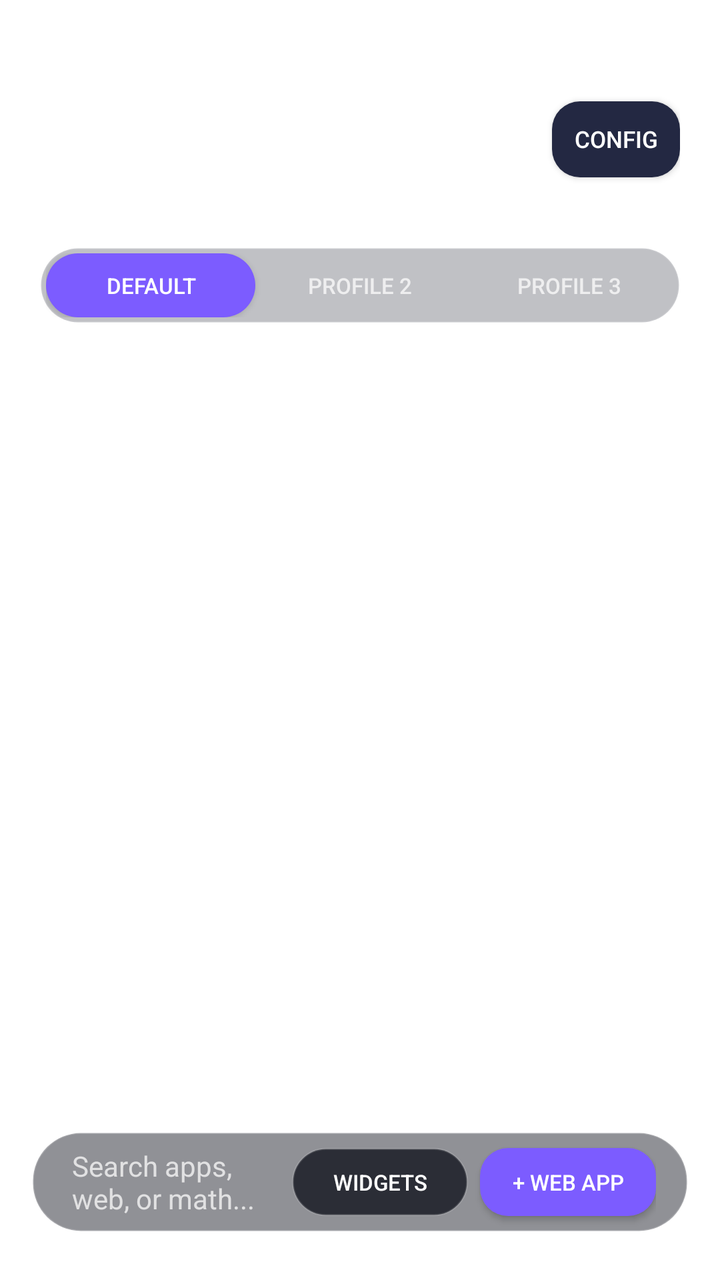
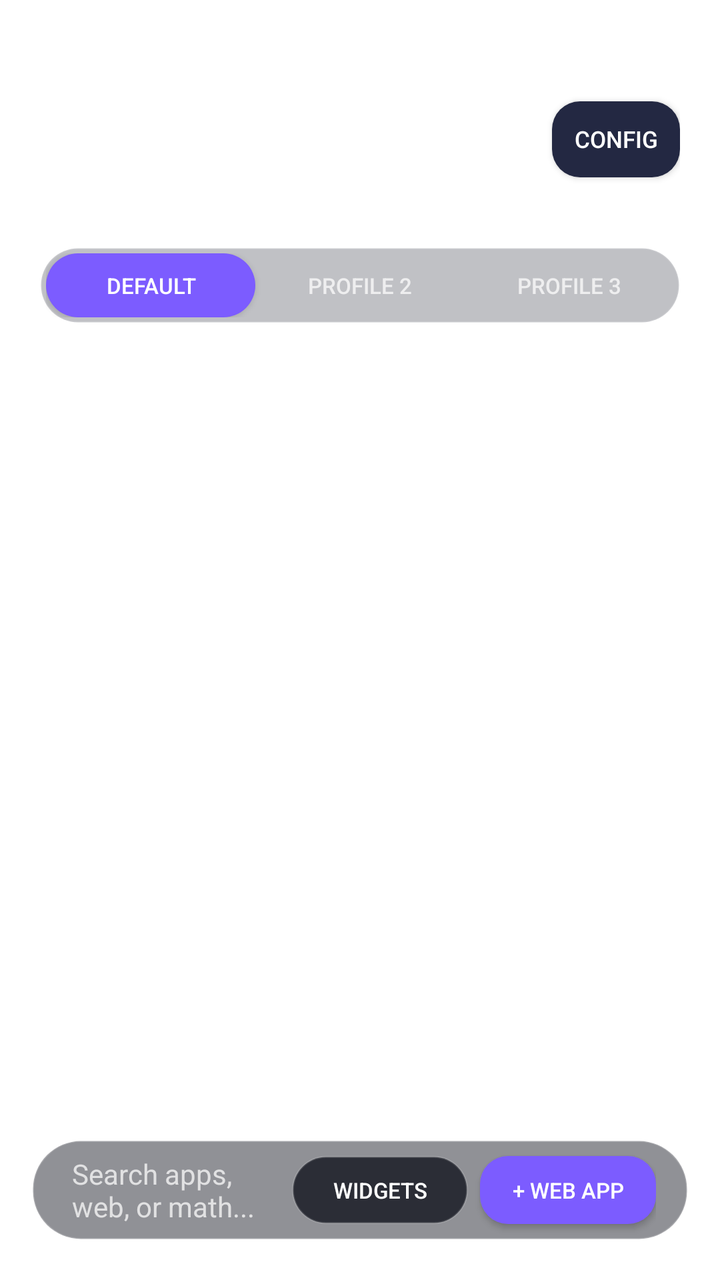

Screens rendered from an Android XML layout before and after an edit, with the pre-edit source and the edit as a unified diff.
<!-- AndroidManifest.xml: activity theme android:Theme.Material.Wallpaper.NoTitleBar -->
<!-- res/layout/activity_home.xml -->
<?xml version="1.0" encoding="utf-8"?>
<RelativeLayout xmlns:android="http://schemas.android.com/apk/res/android"
    android:id="@+id/home_root"
    android:layout_width="match_parent"
    android:layout_height="match_parent"
    android:fitsSystemWindows="true">

    
    <LinearLayout
        android:id="@+id/drag_action_bar"
        android:layout_width="match_parent"
        android:layout_height="52dp"
        android:layout_alignParentTop="true"
        android:orientation="horizontal"
        android:gravity="center"
        android:paddingStart="24dp"
        android:paddingEnd="24dp"
        android:background="#E610121C"
        android:elevation="12dp"
        android:visibility="gone">

        <TextView
            android:id="@+id/drag_action_remove"
            android:layout_width="wrap_content"
            android:layout_height="38dp"
            android:background="@drawable/dock_card"
            android:gravity="center"
            android:paddingStart="18dp"
            android:paddingEnd="18dp"
            android:text="🗑️ Drop to Remove"
            android:textColor="#FF5A5A"
            android:textSize="13sp"
            android:fontFamily="sans-serif-medium"
            android:layout_marginEnd="16dp" />

        <TextView
            android:id="@+id/drag_action_options"
            android:layout_width="wrap_content"
            android:layout_height="38dp"
            android:background="@drawable/dock_card"
            android:gravity="center"
            android:paddingStart="18dp"
            android:paddingEnd="18dp"
            android:text="⚙️ Drop for Options"
            android:textColor="#FFFFFF"
            android:textSize="13sp"
            android:fontFamily="sans-serif-medium" />
    </LinearLayout>

    
    <LinearLayout
        android:id="@+id/header_container"
        android:layout_width="match_parent"
        android:layout_height="wrap_content"
        android:orientation="vertical"
        android:paddingStart="20dp"
        android:paddingEnd="20dp"
        android:paddingTop="28dp"
        android:paddingBottom="12dp">

        <RelativeLayout
            android:layout_width="match_parent"
            android:layout_height="wrap_content">

            <LinearLayout
                android:layout_width="wrap_content"
                android:layout_height="wrap_content"
                android:orientation="vertical"
                android:layout_alignParentStart="true">

                <TextView
                    android:id="@+id/home_clock"
                    android:layout_width="wrap_content"
                    android:layout_height="wrap_content"
                    android:textColor="#FFFFFF"
                    android:textSize="44sp"
                    android:fontFamily="sans-serif-medium"
                    android:shadowColor="#AA000000"
                    android:shadowDx="2"
                    android:shadowDy="2"
                    android:shadowRadius="4" />

                <TextView
                    android:id="@+id/home_date_battery"
                    android:layout_width="wrap_content"
                    android:layout_height="wrap_content"
                    android:textColor="#DDEEFA"
                    android:textSize="14sp"
                    android:shadowColor="#AA000000"
                    android:shadowDx="1"
                    android:shadowDy="1"
                    android:shadowRadius="3" />

                
                <LinearLayout
                    android:id="@+id/home_glance_bar"
                    android:layout_width="wrap_content"
                    android:layout_height="wrap_content"
                    android:orientation="horizontal"
                    android:paddingTop="6dp">

                    <TextView
                        android:id="@+id/glance_alarm"
                        android:layout_width="wrap_content"
                        android:layout_height="26dp"
                        android:background="@drawable/dock_card"
                        android:gravity="center_vertical"
                        android:paddingStart="8dp"
                        android:paddingEnd="8dp"
                        android:textColor="#FFFFFF"
                        android:textSize="11sp"
                        android:layout_marginEnd="6dp"
                        android:visibility="gone" />

                    <TextView
                        android:id="@+id/glance_event"
                        android:layout_width="wrap_content"
                        android:layout_height="26dp"
                        android:background="@drawable/dock_card"
                        android:gravity="center_vertical"
                        android:paddingStart="8dp"
                        android:paddingEnd="8dp"
                        android:textColor="#FFFFFF"
                        android:textSize="11sp"
                        android:layout_marginEnd="6dp"
                        android:visibility="gone" />

                    <TextView
                        android:id="@+id/glance_battery"
                        android:layout_width="wrap_content"
                        android:layout_height="26dp"
                        android:background="@drawable/dock_card"
                        android:gravity="center_vertical"
                        android:paddingStart="8dp"
                        android:paddingEnd="8dp"
                        android:textColor="#FFFFFF"
                        android:textSize="11sp"
                        android:visibility="gone" />
                </LinearLayout>
            </LinearLayout>

            
            <Button
                android:id="@+id/btn_home_settings"
                android:layout_width="64dp"
                android:layout_height="38dp"
                android:layout_alignParentEnd="true"
                android:layout_centerVertical="true"
                android:background="@drawable/btn_ghost"
                android:text="Config"
                android:textSize="11.5sp"
                android:textColor="#FFFFFF" />
        </RelativeLayout>

        
        <LinearLayout
            android:id="@+id/home_tabs_container"
            android:layout_width="match_parent"
            android:layout_height="38dp"
            android:layout_marginTop="12dp"
            android:background="@drawable/tab_segment_container"
            android:orientation="horizontal">

            <Button
                android:id="@+id/home_tab_p0"
                android:layout_width="0dp"
                android:layout_height="match_parent"
                android:layout_weight="1"
                android:background="@drawable/tab_active_pill"
                android:text="Default"
                android:textSize="11sp"
                android:fontFamily="sans-serif-medium"
                android:textColor="#FFFFFF" />

            <Button
                android:id="@+id/home_tab_p1"
                android:layout_width="0dp"
                android:layout_height="match_parent"
                android:layout_weight="1"
                android:background="@android:color/transparent"
                android:text="Profile 2"
                android:textSize="11sp"
                android:fontFamily="sans-serif-medium"
                android:textColor="#BBFFFFFF" />

            <Button
                android:id="@+id/home_tab_p2"
                android:layout_width="0dp"
                android:layout_height="match_parent"
                android:layout_weight="1"
                android:background="@android:color/transparent"
                android:text="Profile 3"
                android:textSize="11sp"
                android:fontFamily="sans-serif-medium"
                android:textColor="#BBFFFFFF" />
        </LinearLayout>

        
        <LinearLayout
            android:id="@+id/home_now_playing_bar"
            android:layout_width="match_parent"
            android:layout_height="wrap_content"
            android:minHeight="62dp"
            android:layout_marginTop="10dp"
            android:background="@drawable/dock_card"
            android:orientation="horizontal"
            android:gravity="center_vertical"
            android:paddingStart="12dp"
            android:paddingEnd="10dp"
            android:paddingTop="8dp"
            android:paddingBottom="8dp"
            android:clickable="true"
            android:focusable="true"
            android:visibility="gone">

            
            <ImageView
                android:id="@+id/now_playing_art"
                android:layout_width="42dp"
                android:layout_height="42dp"
                android:layout_marginEnd="12dp"
                android:scaleType="centerCrop"
                android:src="@drawable/ic_launcher"
                android:contentDescription="Now Playing Artwork" />

            <LinearLayout
                android:id="@+id/now_playing_info_container"
                android:layout_width="0dp"
                android:layout_height="wrap_content"
                android:layout_weight="1"
                android:orientation="vertical"
                android:gravity="center_vertical"
                android:clickable="true"
                android:focusable="true">

                <TextView
                    android:id="@+id/now_playing_title"
                    android:layout_width="match_parent"
                    android:layout_height="wrap_content"
                    android:textColor="#FFFFFF"
                    android:textSize="13sp"
                    android:fontFamily="sans-serif-medium"
                    android:singleLine="true"
                    android:ellipsize="end"
                    android:text="Now Playing" />

                <TextView
                    android:id="@+id/now_playing_artist"
                    android:layout_width="match_parent"
                    android:layout_height="wrap_content"
                    android:layout_marginTop="2dp"
                    android:textColor="#CCFFFFFF"
                    android:textSize="11sp"
                    android:singleLine="true"
                    android:ellipsize="end"
                    android:text="Tap to open player ↗" />
            </LinearLayout>

            <TextView
                android:id="@+id/btn_media_prev"
                android:layout_width="34dp"
                android:layout_height="36dp"
                android:gravity="center"
                android:text="⏮"
                android:textColor="#FFFFFF"
                android:textSize="13sp"
                android:clickable="true"
                android:focusable="true" />

            <TextView
                android:id="@+id/btn_media_toggle"
                android:layout_width="38dp"
                android:layout_height="36dp"
                android:gravity="center"
                android:text="⏸"
                android:textColor="#FF4B4B"
                android:textSize="15sp"
                android:clickable="true"
                android:focusable="true" />

            <TextView
                android:id="@+id/btn_media_next"
                android:layout_width="34dp"
                android:layout_height="36dp"
                android:gravity="center"
                android:text="⏭"
                android:textColor="#FFFFFF"
                android:textSize="13sp"
                android:clickable="true"
                android:focusable="true" />

            <TextView
                android:id="@+id/btn_media_open"
                android:layout_width="wrap_content"
                android:layout_height="28dp"
                android:layout_marginStart="4dp"
                android:paddingStart="8dp"
                android:paddingEnd="8dp"
                android:gravity="center"
                android:background="@drawable/btn_ghost"
                android:text="OPEN ↗"
                android:textColor="#FFFFFF"
                android:textSize="10sp"
                android:fontFamily="sans-serif-medium"
                android:clickable="true"
                android:focusable="true" />
        </LinearLayout>
    </LinearLayout>

    
    <LinearLayout
        android:id="@+id/btn_toggle_apps_pill"
        android:layout_width="wrap_content"
        android:layout_height="44dp"
        android:layout_above="@id/bottom_bar"
        android:layout_centerHorizontal="true"
        android:layout_marginBottom="12dp"
        android:background="@drawable/tab_segment_container"
        android:orientation="horizontal"
        android:gravity="center"
        android:paddingStart="24dp"
        android:paddingEnd="24dp"
        android:clickable="true"
        android:focusable="true"
        android:elevation="6dp"
        android:visibility="gone">

        <TextView
            android:id="@+id/text_toggle_apps_pill"
            android:layout_width="wrap_content"
            android:layout_height="wrap_content"
            android:text="Apps"
            android:textColor="#FFFFFF"
            android:textSize="14sp"
            android:fontFamily="sans-serif-medium"
            android:shadowColor="#AA000000"
            android:shadowDx="1"
            android:shadowDy="1"
            android:shadowRadius="3" />
    </LinearLayout>

    
    <LinearLayout
        android:id="@+id/bottom_bar"
        android:layout_width="match_parent"
        android:layout_height="wrap_content"
        android:layout_alignParentBottom="true"
        android:orientation="vertical"
        android:paddingStart="16dp"
        android:paddingEnd="16dp"
        android:paddingBottom="24dp">

        
        <LinearLayout
            android:id="@+id/home_search_bar"
            android:layout_width="match_parent"
            android:layout_height="50dp"
            android:orientation="horizontal"
            android:gravity="center_vertical"
            android:background="@drawable/search_bar"
            android:paddingStart="16dp"
            android:paddingEnd="16dp"
            android:clickable="true"
            android:focusable="true">

            <TextView
                android:id="@+id/home_search_hint"
                android:layout_width="0dp"
                android:layout_height="wrap_content"
                android:layout_weight="1"
                android:paddingStart="4dp"
                android:text="Search apps, web, or math..."
                android:textColor="#BBFFFFFF"
                android:textSize="14sp" />

            <Button
                android:id="@+id/btn_quick_add_widget"
                android:layout_width="wrap_content"
                android:layout_height="34dp"
                android:background="@drawable/dock_card"
                android:text="Widgets"
                android:textColor="#FFFFFF"
                android:textSize="11sp"
                android:paddingStart="10dp"
                android:paddingEnd="10dp"
                android:layout_marginEnd="6dp" />

            <Button
                android:id="@+id/btn_quick_add_web"
                android:layout_width="wrap_content"
                android:layout_height="34dp"
                android:background="@drawable/btn_accent"
                android:text="+ Web App"
                android:textColor="#FFFFFF"
                android:textSize="11sp"
                android:paddingStart="10dp"
                android:paddingEnd="10dp" />
        </LinearLayout>
    </LinearLayout>

    
    <LinearLayout
        android:id="@+id/home_widgets_container"
        android:layout_width="match_parent"
        android:layout_height="wrap_content"
        android:layout_below="@id/header_container"
        android:orientation="vertical"
        android:paddingStart="12dp"
        android:paddingEnd="12dp"
        android:paddingBottom="6dp" />

    
    <GridView
        android:id="@+id/home_grid"
        android:layout_width="match_parent"
        android:layout_height="match_parent"
        android:layout_below="@id/home_widgets_container"
        android:layout_above="@id/bottom_bar"
        android:numColumns="4"
        android:verticalSpacing="12dp"
        android:horizontalSpacing="4dp"
        android:paddingStart="8dp"
        android:paddingEnd="8dp"
        android:paddingTop="8dp"
        android:paddingBottom="8dp"
        android:clipToPadding="false"
        android:listSelector="@android:color/transparent"
        android:overScrollMode="never"
        android:scrollbars="none"
        android:fadingEdge="none"
        android:gravity="center" />

    
    <TextView
        android:id="@+id/home_empty_hint"
        android:layout_width="wrap_content"
        android:layout_height="wrap_content"
        android:layout_centerInParent="true"
        android:gravity="center"
        android:text="No shortcuts in this profile yet.\nTap '+ Web App' below or Config to add apps."
        android:textColor="#CCFFFFFF"
        android:textSize="14sp"
        android:padding="20dp"
        android:background="@drawable/dock_card"
        android:visibility="gone" />

</RelativeLayout>
<!-- resources referenced by this layout -->
<resources>
  <!-- drawable btn_accent (drawable) -->
  <?xml version="1.0" encoding="utf-8"?>
  <shape xmlns:android="http://schemas.android.com/apk/res/android"
      android:shape="rectangle">
      <corners android:radius="14dp" />
      <solid android:color="#FF7C5CFF" />
  </shape>
  <!-- drawable btn_ghost (drawable) -->
  <?xml version="1.0" encoding="utf-8"?>
  <shape xmlns:android="http://schemas.android.com/apk/res/android"
      android:shape="rectangle">
      <corners android:radius="14dp" />
      <solid android:color="#FF232842" />
  </shape>
  <!-- drawable dock_card (drawable) -->
  <?xml version="1.0" encoding="utf-8"?>
  <shape xmlns:android="http://schemas.android.com/apk/res/android"
      android:shape="rectangle">
      <corners android:radius="28dp" />
      <solid android:color="#CC12141F" />
      <stroke android:width="1dp" android:color="#22FFFFFF" />
  </shape>
  <!-- drawable ic_launcher (drawable) -->
  <?xml version="1.0" encoding="utf-8"?>
  <vector xmlns:android="http://schemas.android.com/apk/res/android"
      android:width="108dp" android:height="108dp"
      android:viewportWidth="108" android:viewportHeight="108">
      <path
          android:fillColor="#1A1B2E"
          android:pathData="M0,0h108v108h-108z" />
      <path
          android:fillColor="#7C5CFF"
          android:pathData="M24,24h60a12,12 0 0 1 12,12v48a12,12 0 0 1 -12,12h-60a12,12 0 0 1 -12,-12v-48a12,12 0 0 1 12,-12z" />
      <path
          android:fillColor="#FFFFFF"
          android:pathData="M54,32l22,22h-13v22h-18v-22h-13z" />
  </vector>
  <!-- drawable search_bar (drawable) -->
  <?xml version="1.0" encoding="utf-8"?>
  <shape xmlns:android="http://schemas.android.com/apk/res/android"
      android:shape="rectangle">
      <corners android:radius="24dp" />
      <solid android:color="#7712141F" />
      <stroke android:width="1dp" android:color="#33FFFFFF" />
  </shape>
  <!-- drawable tab_active_pill (drawable) -->
  <?xml version="1.0" encoding="utf-8"?>
  <shape xmlns:android="http://schemas.android.com/apk/res/android"
      android:shape="rectangle">
      <corners android:radius="17dp" />
      <solid android:color="#FF7C5CFF" />
  </shape>
  <!-- drawable tab_segment_container (drawable) -->
  <?xml version="1.0" encoding="utf-8"?>
  <shape xmlns:android="http://schemas.android.com/apk/res/android"
      android:shape="rectangle">
      <corners android:radius="20dp" />
      <solid android:color="#44131726" />
      <stroke android:width="1dp" android:color="#25FFFFFF" />
      <padding
          android:left="3dp"
          android:top="3dp"
          android:right="3dp"
          android:bottom="3dp" />
  </shape>
</resources>

<!-- the commit's change to res/layout/activity_home.xml (unified diff, before → after) -->
@@ -348,7 +348,21 @@
         android:orientation="vertical"
         android:paddingStart="16dp"
         android:paddingEnd="16dp"
-        android:paddingBottom="24dp">
+        android:paddingBottom="20dp"
+        android:clipChildren="false"
+        android:clipToPadding="false">
+
+        
+        <LinearLayout
+            android:id="@+id/home_dock_shelf"
+            android:layout_width="match_parent"
+            android:layout_height="62dp"
+            android:orientation="horizontal"
+            android:gravity="center"
+            android:layout_marginBottom="8dp"
+            android:clipChildren="false"
+            android:clipToPadding="false"
+            android:visibility="visible" />
 
         
         <LinearLayout
